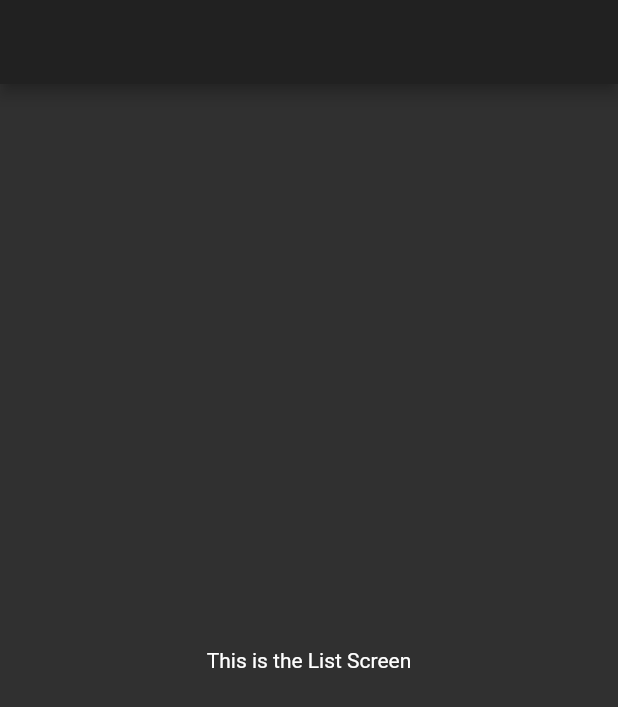
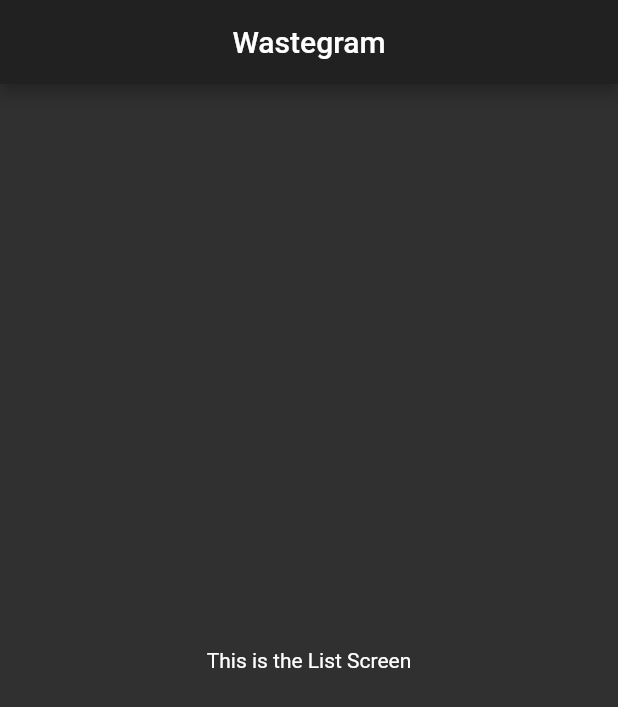
Before and after one commit to samadurm/Wasteagram, a Flutter app: the screen it shows after launch, on a phone screen of 412 x 824 dp. Shown: the top 707 px of the screen. Run offline on Flutter 3.47's test engine with Material 2 defaults, Android fonts, the phone set to English and light mode, and no system bars.

Commit message:
abstracted scaffold into a separate widget class so it can be reused

```diff
--- a/lib/screens/list_screen.dart
+++ b/lib/screens/list_screen.dart
@@ -1,4 +1,6 @@
 import 'package:flutter/material.dart';
+import 'package:wasteagram/widgets/main_scaffold.dart';
+
 
 class ListScreen extends StatefulWidget {
 
@@ -11,8 +13,8 @@ class ListScreen extends StatefulWidget {
 class _ListScreenState extends State<ListScreen> {
   @override
   Widget build(BuildContext context) {
-    return Scaffold(
-        appBar: AppBar(),
+    return MainScaffold(
+        title: Text('Wastegram'),
         body: Center(child: Text('This is the List Screen')),
     );
   }
--- /dev/null
+++ b/lib/widgets/main_scaffold.dart
@@ -0,0 +1,19 @@
+import 'package:flutter/material.dart';
+
+class MainScaffold extends StatelessWidget {
+
+  final Text title;
+  final Widget body;
+
+  MainScaffold({this.title, this.body});
+
+  @override
+  Widget build(BuildContext context) {
+    return Scaffold(
+        appBar: AppBar(
+          title: Center(child: title),
+        ),
+        body: body
+    );
+  }
+}
```
